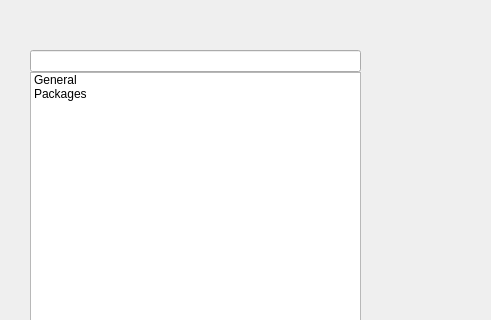
This is src/ConfigDialog.ui in silkedit/silkedit as Qt 5 draws it before an edit; both pictures show x 0 to 491 and y 0 to 320 of the 746 by 530 pixel window. The edited form follows.
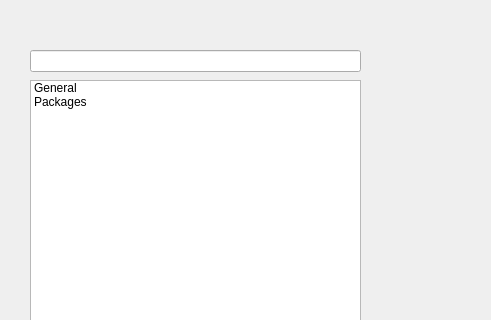
This is the edited form. Custom widgets are drawn as their Qt base class.

Commit message: Adjust spacing between filtering line edit and list widget

What changed in the file:
```diff
--- a/src/ConfigDialog.ui
+++ b/src/ConfigDialog.ui
@@ -42,6 +42,9 @@
      <layout class="QHBoxLayout" name="contentLayout">
       <item>
        <layout class="QVBoxLayout" name="verticalLayout">
+        <property name="spacing">
+         <number>8</number>
+        </property>
         <item>
          <widget class="QLineEdit" name="filterLine"/>
         </item>
```
